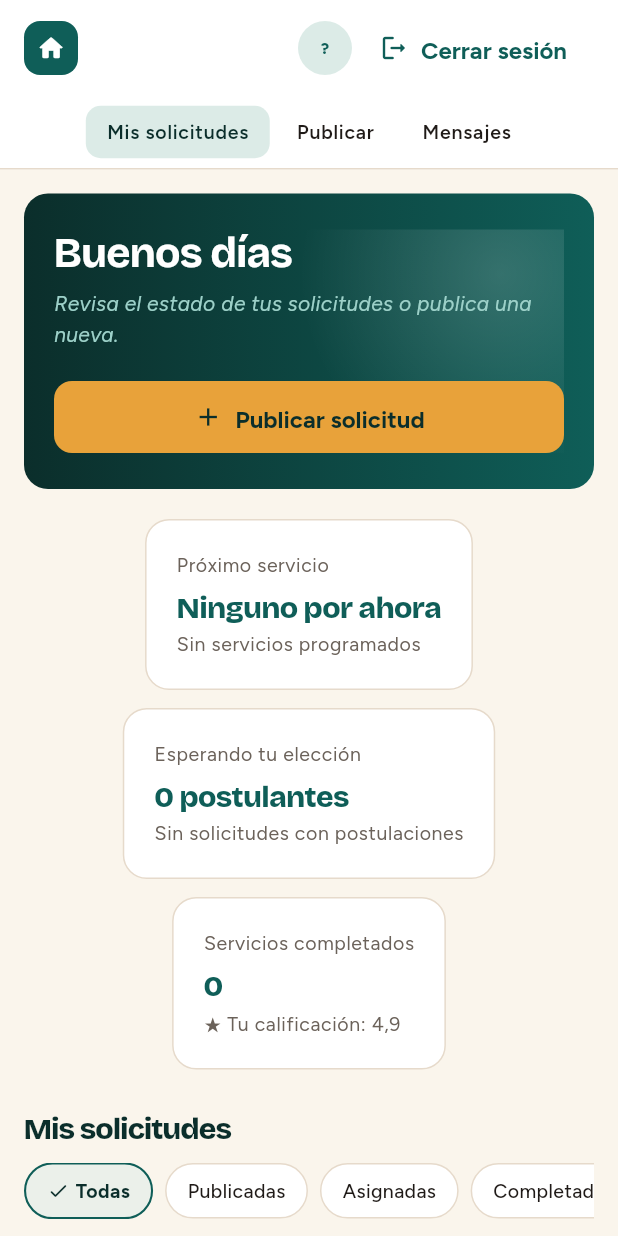
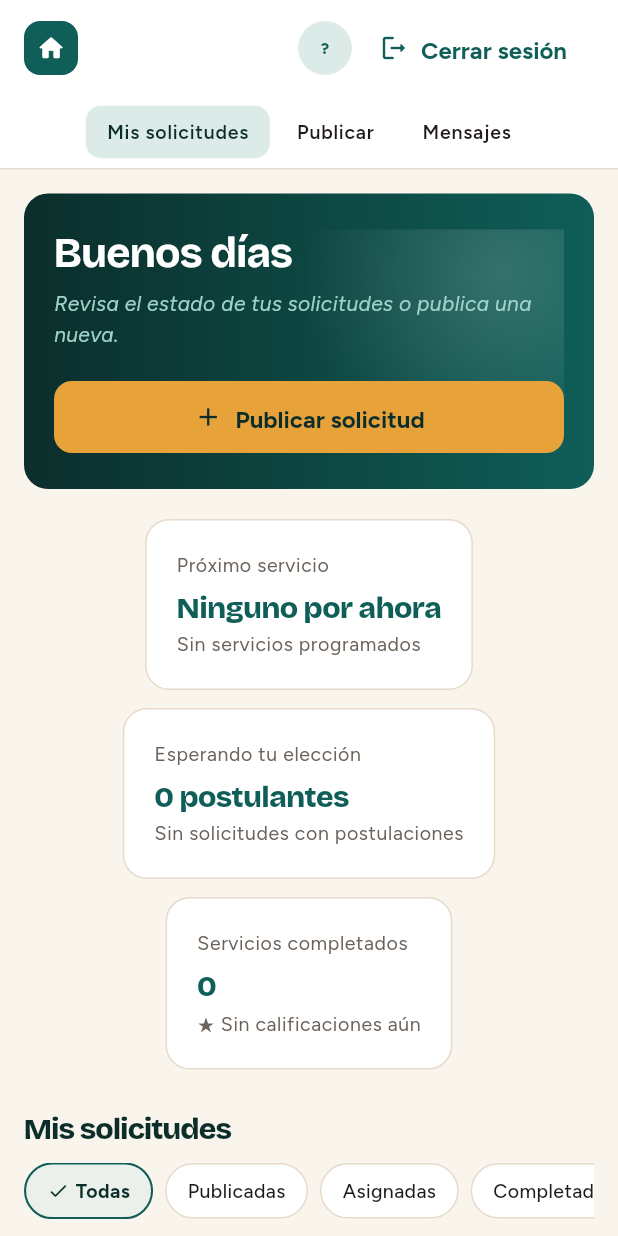
Before and after one commit to Dcarvajal13/limpiaya, a Flutter app: the MisSolicitudesScreen screen opened by its route, on a phone screen of 412 x 824 dp. Run offline on Flutter 3.47's test engine with Material 3 defaults, Android fonts, the phone set to English and light mode, and no system bars; our stand-ins replace file_picker, flutter_riverpod, go_router, google_fonts, supabase_flutter; accounts and stored records are empty; network calls fail; statements that could not run were skipped.

Commit message:
fix(HU-08): usar trabajadora y calificacion reales en mis solicitudes

```diff
--- a/lib/domain/entities/solicitud.dart
+++ b/lib/domain/entities/solicitud.dart
@@ -12,6 +12,8 @@ class Solicitud {
     required this.id,
     required this.clienteId,
     this.trabajadoraId,
+    this.trabajadoraNombre,
+    this.trabajadoraPromedio,
     required this.estado,
     required this.tipo,
     required this.zonaId,
@@ -34,6 +36,13 @@ class Solicitud {
   final String id;
   final String clienteId;
   final String? trabajadoraId;
+
+  /// Nombre de la trabajadora asignada (HU-08), o null si aún no hay.
+  final String? trabajadoraNombre;
+
+  /// Promedio de la trabajadora asignada (1 a 5), o null si no tiene reseñas.
+  final double? trabajadoraPromedio;
+
   final EstadoSolicitud estado;
   final TipoLimpieza tipo;
   final int zonaId;
--- a/lib/presentation/screens/cliente/mis_solicitudes_screen.dart
+++ b/lib/presentation/screens/cliente/mis_solicitudes_screen.dart
@@ -11,6 +11,7 @@ import '../../../domain/entities/estado_solicitud.dart';
 import '../../../domain/entities/solicitud.dart';
 import '../../providers/mis_solicitudes_provider.dart';
 import '../../providers/sesion_provider.dart';
+import '../../providers/solicitudes_disponibles_provider.dart';
 import '../../widgets/contenido_centrado.dart';
 import '../../widgets/estado_vacio.dart';
 import 'banner_cliente.dart';
@@ -57,13 +58,19 @@ class _MisSolicitudesScreenState extends ConsumerState<MisSolicitudesScreen> {
 
     final partes = <String>[];
     if (proxima != null) {
+      final dia = Formato.diaDeSemana(proxima.inicio).toLowerCase();
+      final hora = Formato.hora(proxima.inicio);
       partes.add(
-        'Carmen va a tu casa el ${Formato.diaDeSemana(proxima.inicio).toLowerCase()} a las ${Formato.hora(proxima.inicio)}.',
+        proxima.trabajadoraNombre != null
+            ? '${proxima.trabajadoraNombre} va a tu casa el $dia a las $hora'
+            : 'Tu servicio está agendado para el $dia a las $hora',
       );
     }
     if (esperando != null) {
+      final prefijo = proxima != null ? 'Y tu solicitud' : 'Tu solicitud';
       partes.add(
-        'Y tu solicitud del ${Formato.diaDeSemana(esperando.inicio).toLowerCase()} ya tiene ${Formato.postulantes(esperando.numPostulantes)}.',
+        '$prefijo del ${Formato.diaDeSemana(esperando.inicio).toLowerCase()} '
+        'ya tiene ${Formato.postulantes(esperando.numPostulantes)}.',
       );
     }
 
@@ -82,6 +89,8 @@ class _MisSolicitudesScreenState extends ConsumerState<MisSolicitudesScreen> {
     final movil = Responsive.esMovil(context);
 
     final solicitudesAsync = ref.watch(misSolicitudesProvider);
+    // Calificación real del cliente; null si todavía no tiene reseñas.
+    final calificacionPromedio = ref.watch(miPromedioProvider).value;
 
     return Scaffold(
       backgroundColor: AppColors.fondo,
@@ -113,11 +122,11 @@ class _MisSolicitudesScreenState extends ConsumerState<MisSolicitudesScreen> {
                     solicitudesAsync.maybeWhen(
                       data: (solicitudes) => MetricasCliente(
                         solicitudes: solicitudes,
-                        calificacionPromedio: 4.9,
+                        calificacionPromedio: calificacionPromedio,
                       ),
-                      orElse: () => const MetricasCliente(
-                        solicitudes: [],
-                        calificacionPromedio: 4.9,
+                      orElse: () => MetricasCliente(
+                        solicitudes: const [],
+                        calificacionPromedio: calificacionPromedio,
                       ),
                     ),
                     const SizedBox(height: 28),
```
Also changed, not shown: lib/data/models/solicitud_model.dart (+11 -2 lines), lib/data/repositories/supabase_solicitud_repository.dart (+32 -2 lines), lib/presentation/screens/cliente/tarjeta_solicitud_cliente.dart (+25 -4 lines), 1 other file.
